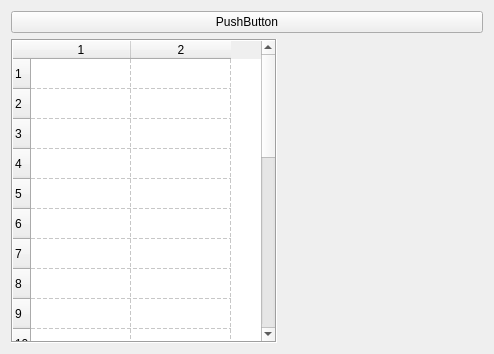
Above: frmwindow.ui from Xnnoel/SV-DeckTracker before the change. Below: the same form after it.
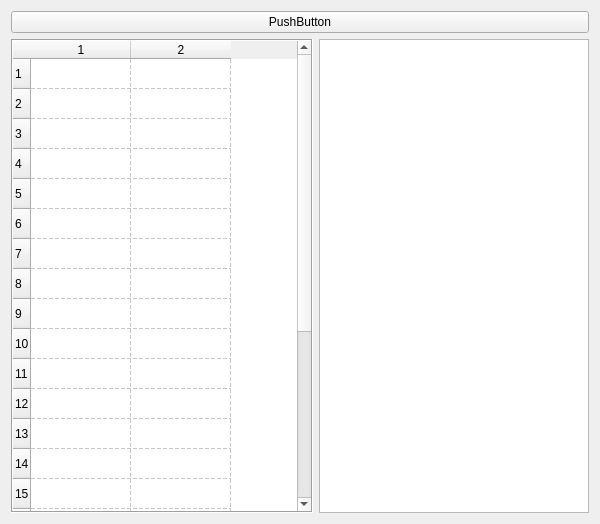
That is the form after the change.

Commit message: Updates a table in the view to properly reflect whats going on

The edit to the form file:
```diff
--- a/frmwindow.ui
+++ b/frmwindow.ui
@@ -6,17 +6,82 @@
    <rect>
     <x>0</x>
     <y>0</y>
-    <width>494</width>
-    <height>354</height>
+    <width>600</width>
+    <height>524</height>
    </rect>
   </property>
+  <property name="sizePolicy">
+   <sizepolicy hsizetype="Fixed" vsizetype="Preferred">
+    <horstretch>0</horstretch>
+    <verstretch>0</verstretch>
+   </sizepolicy>
+  </property>
+  <property name="minimumSize">
+   <size>
+    <width>600</width>
+    <height>0</height>
+   </size>
+  </property>
+  <property name="maximumSize">
+   <size>
+    <width>600</width>
+    <height>16777215</height>
+   </size>
+  </property>
   <property name="windowTitle">
    <string>frmWindow</string>
   </property>
   <widget class="QWidget" name="centralWidget">
+   <property name="sizePolicy">
+    <sizepolicy hsizetype="Preferred" vsizetype="Preferred">
+     <horstretch>0</horstretch>
+     <verstretch>0</verstretch>
+    </sizepolicy>
+   </property>
    <layout class="QGridLayout" name="gridLayout">
+    <item row="0" column="0" colspan="2">
+     <widget class="QPushButton" name="pushButton">
+      <property name="sizePolicy">
+       <sizepolicy hsizetype="Preferred" vsizetype="Fixed">
+        <horstretch>0</horstretch>
+        <verstretch>0</verstretch>
+       </sizepolicy>
+      </property>
+      <property name="text">
+       <string>PushButton</string>
+      </property>
+     </widget>
+    </item>
+    <item row="1" column="1">
+     <widget class="QListView" name="listView">
+      <property name="sizePolicy">
+       <sizepolicy hsizetype="Fixed" vsizetype="Expanding">
+        <horstretch>0</horstretch>
+        <verstretch>0</verstretch>
+       </sizepolicy>
+      </property>
+      <property name="minimumSize">
+       <size>
+        <width>270</width>
+        <height>0</height>
+       </size>
+      </property>
+      <property name="maximumSize">
+       <size>
+        <width>270</width>
+        <height>16777215</height>
+       </size>
+      </property>
+     </widget>
+    </item>
     <item row="1" column="0">
      <widget class="QTableWidget" name="tableWidget">
+      <property name="sizePolicy">
+       <sizepolicy hsizetype="Minimum" vsizetype="Expanding">
+        <horstretch>0</horstretch>
+        <verstretch>0</verstretch>
+       </sizepolicy>
+      </property>
       <property name="frameShape">
        <enum>QFrame::Box</enum>
       </property>
@@ -57,26 +122,6 @@
       <column/>
      </widget>
     </item>
-    <item row="0" column="0" colspan="2">
-     <widget class="QPushButton" name="pushButton">
-      <property name="text">
-       <string>PushButton</string>
-      </property>
-     </widget>
-    </item>
-    <item row="1" column="1">
-     <widget class="QLabel" name="Image">
-      <property name="minimumSize">
-       <size>
-        <width>200</width>
-        <height>0</height>
-       </size>
-      </property>
-      <property name="text">
-       <string/>
-      </property>
-     </widget>
-    </item>
    </layout>
   </widget>
  </widget>
```
The commit also changes 7 other files.
